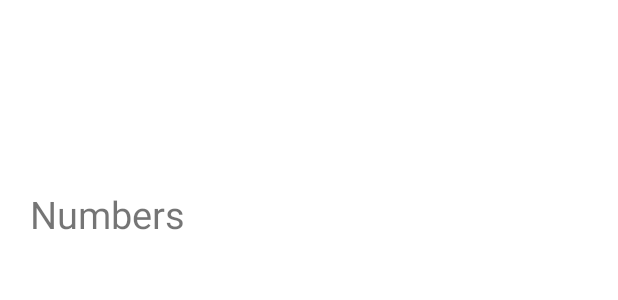
After one commit to Abduvokhobov5888/JAVA, an Android app: the layout row_item.xml on its own in the app's theme, with its tools: preview values and no code run, on a phone screen of 412 x 824 dp. The commit adds this screen. Shown: the top 300 px of the screen. Run offline under Robolectric (Android 15) with nearby library versions, the phone set to English and light mode, and no system bars.

Commit message:
GridView

```diff
--- /dev/null
+++ b/app/src/main/res/layout/row_item.xml
@@ -0,0 +1,23 @@
+<?xml version="1.0" encoding="utf-8"?>
+<LinearLayout
+    xmlns:android="http://schemas.android.com/apk/res/android"
+    android:layout_width="wrap_content"
+    android:layout_height="wrap_content"
+    android:padding="20dp"
+    android:gravity="center"
+    android:orientation="vertical">
+
+    <ImageView
+        android:layout_width="100dp"
+        android:layout_height="100dp"
+        android:id="@+id/image_view"/>
+
+    <TextView
+        android:layout_width="wrap_content"
+        android:layout_height="wrap_content"
+        android:id="@+id/text_view"
+        android:text="Numbers"
+        android:textSize="25sp"
+        android:layout_marginTop="5dp"/>
+
+</LinearLayout>
```
Also changed, not shown: app/src/main/java/com/example/java/Activity/MainActivity.java (+24 -10 lines), app/src/main/java/com/example/java/Activity/MainAdapter.java (added, +56 -0 lines), app/src/main/res/layout/activity_main.xml (+7 -53 lines), app/src/main/res/layout/activity_second.xml (+28 -0 lines), app/src/main/res/drawable/eight.jpg (added), app/src/main/res/drawable/five.jpg (added), app/src/main/res/drawable/four.jpg (added), app/src/main/res/drawable/nine.jpg (added), app/src/main/res/drawable/one.jpg (added), app/src/main/res/drawable/seven.jpg (added), app/src/main/res/drawable/six.jpg (added), app/src/main/res/drawable/ten.jpg (added), app/src/main/res/drawable/three.jpg (added), app/src/main/res/drawable/two.jpg (added).
